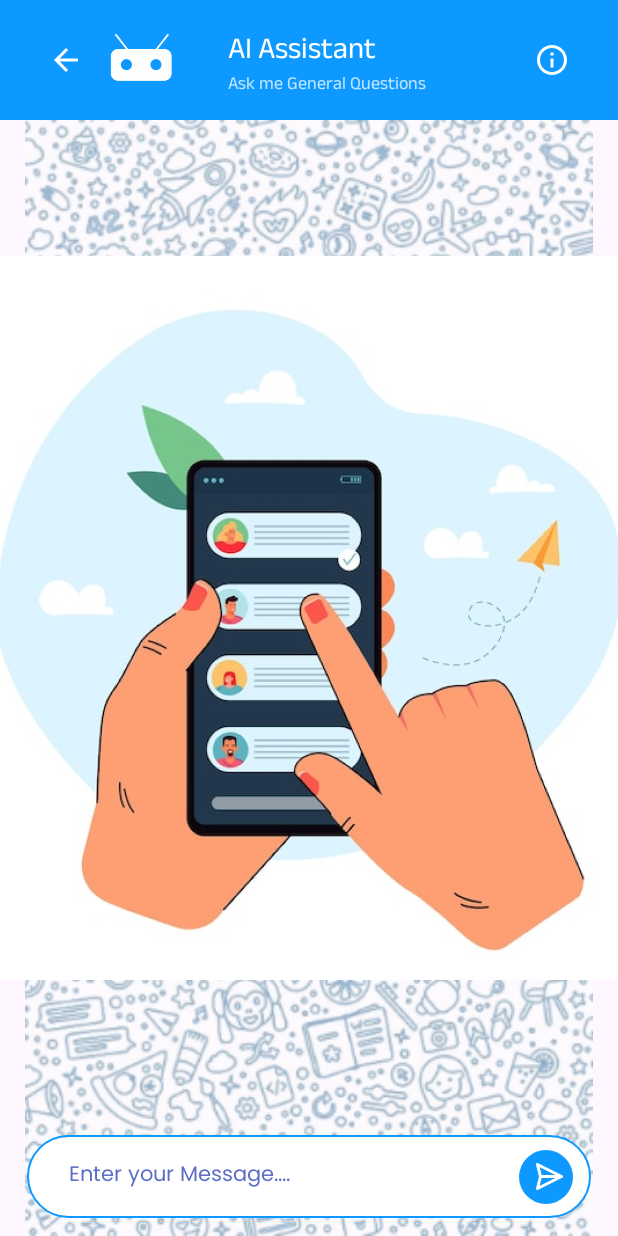
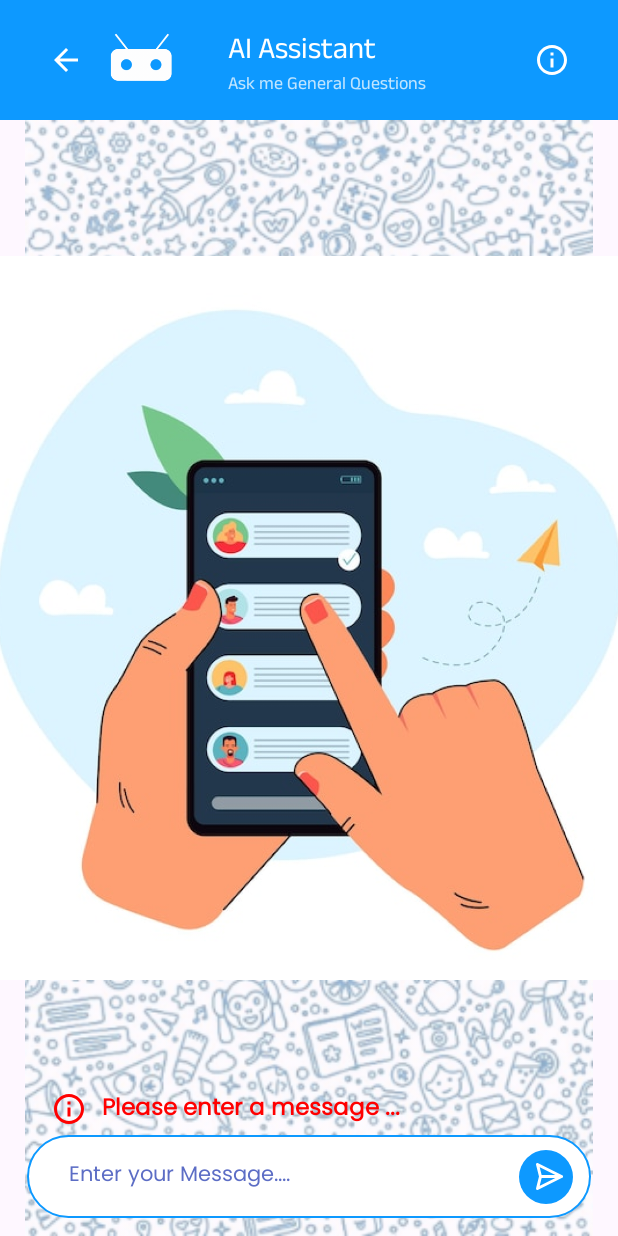
Before and after one commit to Aviral-Kaushik/Quickies, an Android app: the ChattingActivity screen opened directly, with no data from a screen before it, after a tap on "Send Message", on a phone screen of 412 x 824 dp. Run offline under Robolectric (Android 15) with nearby library versions, the phone set to English and light mode, and no system bars.

Commit message:
Implemented Logic for ChattingActivity

```diff
--- a/app/src/main/java/com/aviral/quickies/activities/ChattingActivity.kt
+++ b/app/src/main/java/com/aviral/quickies/activities/ChattingActivity.kt
@@ -12,7 +12,9 @@ import androidx.appcompat.app.AppCompatActivity
 import androidx.recyclerview.widget.LinearLayoutManager
 import com.aviral.quickies.R
 import com.aviral.quickies.adapter.ChatAdapter
+import com.aviral.quickies.application.QuickiesApplication
 import com.aviral.quickies.databinding.ActivityChattingBinding
+import com.aviral.quickies.models.Message
 import com.aviral.quickies.utils.DialogUtils
 
 
@@ -21,6 +23,9 @@ class ChattingActivity : AppCompatActivity() {
     private lateinit var binding: ActivityChattingBinding
 
     private lateinit var chatAdapter: ChatAdapter
+
+    private val messages: List<Message> = mutableListOf()
+
     override fun onCreate(savedInstanceState: Bundle?) {
         super.onCreate(savedInstanceState)
         binding = ActivityChattingBinding.inflate(layoutInflater)
@@ -36,7 +41,15 @@ class ChattingActivity : AppCompatActivity() {
             DialogUtils.showInfoDialog(applicationContext)
         }
 
-        binding.btnNext.setOnClickListener { }
+        binding.btnNext.setOnClickListener {
+            if (binding.messageEditText.text.toString() == "") {
+                binding.invalidInputMessageLayout.visibility = View.VISIBLE
+            } else {
+                binding.invalidInputMessageLayout.visibility = View.INVISIBLE
+
+                getAnswerForUserQuestion(binding.messageEditText.text.toString())
+            }
+        }
 
         var isWelcomeImageVisible = true
 
@@ -117,9 +130,21 @@ class ChattingActivity : AppCompatActivity() {
 
         val linearLayoutManager = LinearLayoutManager(this)
 
-        chatAdapter = ChatAdapter(this, emptyList())
+        chatAdapter = ChatAdapter(this, messages)
 
         binding.messageRecyclerView.layoutManager = linearLayoutManager
         binding.messageRecyclerView.adapter = chatAdapter
     }
+
+    private fun getAnswerForUserQuestion(message: String) {
+
+        messages.toMutableList().add(Message(message, getString(R.string.user_message)))
+        chatAdapter.newMessage(messages)
+
+        QuickiesApplication.appModule.messageRepository.getAnswers(message) { botAnswer->
+            messages.toMutableList().add(Message(botAnswer, getString(R.string.bot_message)))
+            chatAdapter.newMessage(messages)
+        }
+
+    }
 }
--- a/app/src/main/java/com/aviral/quickies/adapter/ChatAdapter.kt
+++ b/app/src/main/java/com/aviral/quickies/adapter/ChatAdapter.kt
@@ -11,7 +11,7 @@ import com.aviral.quickies.models.Message
 
 class ChatAdapter(
     private val context: Context,
-    private val messages: List<Message>
+    private var messages: List<Message>
 ) : RecyclerView.Adapter<RecyclerView.ViewHolder>() {
 
     private val userMessageType = 1
@@ -78,6 +78,11 @@ class ChatAdapter(
         return messages.size
     }
 
+    public fun newMessage(messages: List<Message>) {
+        this.messages = messages
+        notifyDataSetChanged()
+    }
+
     inner class UserMessageViewHolder(binding: LayoutItemUserMessageBinding) :
         RecyclerView.ViewHolder(binding.root) {
 
--- a/app/src/main/res/layout/activity_chatting.xml
+++ b/app/src/main/res/layout/activity_chatting.xml
@@ -31,6 +31,43 @@
         app:layout_constraintEnd_toEndOf="parent"
         app:layout_constraintTop_toTopOf="parent"
         app:layout_constraintBottom_toBottomOf="parent"/>
+
+    <LinearLayout
+        android:id="@+id/invalid_input_message_layout"
+        android:layout_width="wrap_content"
+        android:layout_height="wrap_content"
+        android:layout_marginStart="16dp"
+        android:layout_marginBottom="4dp"
+        android:gravity="center"
+        android:orientation="horizontal"
+        android:visibility="invisible"
+        app:layout_constraintBottom_toTopOf="@id/message_edit_text"
+        app:layout_constraintStart_toStartOf="@id/message_edit_text"
+        tools:ignore="UseCompoundDrawables">
+
+        <ImageView
+            android:id="@+id/imageView5"
+            android:layout_width="24dp"
+            android:layout_height="24dp"
+            android:contentDescription="@string/info"
+            app:srcCompat="@drawable/ic_info"
+            app:tint="#FF0000" />
+
+        <TextView
+            android:id="@+id/textView7"
+            android:layout_width="wrap_content"
+            android:layout_height="wrap_content"
+            android:layout_gravity="center"
+            android:layout_marginStart="10dp"
+            android:fontFamily="@font/poppins"
+            android:text="@string/please_enter_a_message"
+            android:textColor="#FF0000"
+            android:textSize="15sp"
+            android:textStyle="bold" />
+
+
+    </LinearLayout>
+
 
     <androidx.appcompat.widget.AppCompatEditText
         android:id="@+id/message_edit_text"
@@ -68,8 +105,10 @@
         android:id="@+id/message_recycler_view"
         android:layout_width="match_parent"
         android:layout_height="0dp"
+        android:layout_marginBottom="8dp"
+        android:layout_marginTop="8dp"
         app:layout_constraintTop_toBottomOf="@id/chat_toolbar"
-        app:layout_constraintBottom_toTopOf="@id/message_edit_text"
+        app:layout_constraintBottom_toTopOf="@id/invalid_input_message_layout"
         app:layout_constraintStart_toStartOf="parent"
         app:layout_constraintEnd_toEndOf="parent"/>
 
--- a/app/src/main/res/values/strings.xml
+++ b/app/src/main/res/values/strings.xml
@@ -21,4 +21,5 @@
     <string name="close">Close</string>
     <string name="bot_message">Bot Message</string>
     <string name="user_message">User Message</string>
+    <string name="please_enter_a_message">Please enter a message ...</string>
 </resources>
```
